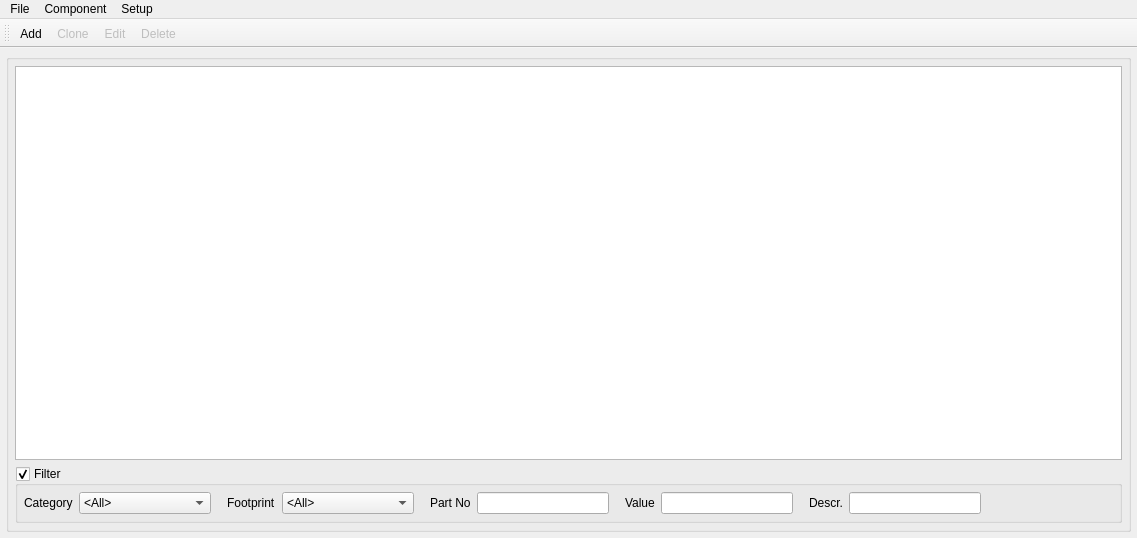
First picture: the form in main_window.ui, repository MikaelStrom/compdb, before the edit.
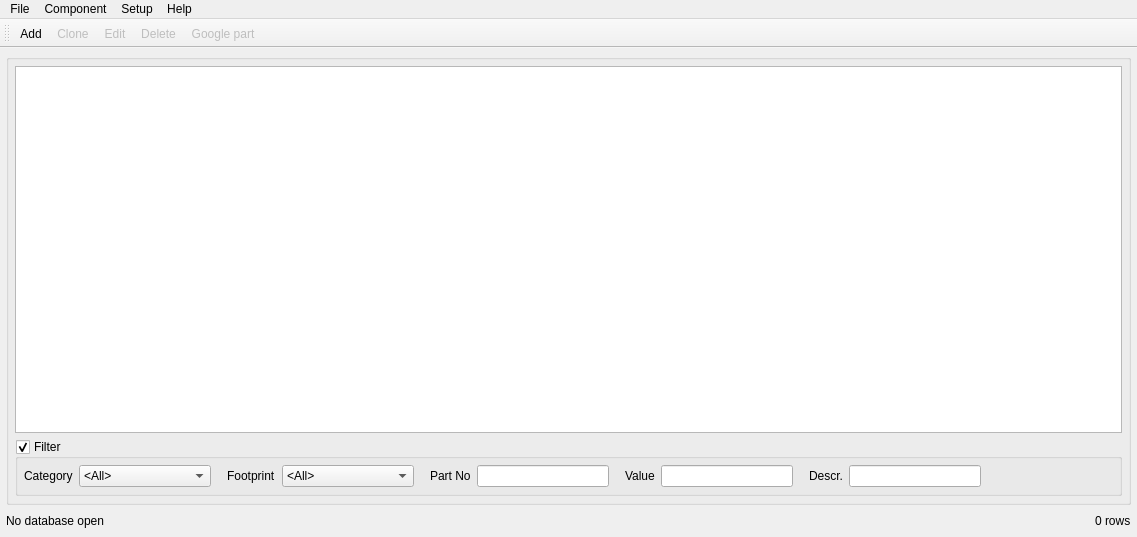
Second picture: the form after the edit. Icons and pictures are not drawn.

What changed in the file:
```diff
--- a/main_window.ui
+++ b/main_window.ui
@@ -7,7 +7,7 @@
     <x>0</x>
     <y>0</y>
     <width>1137</width>
-    <height>538</height>
+    <height>537</height>
    </rect>
   </property>
   <property name="sizePolicy">
@@ -22,7 +22,7 @@
   <widget class="QWidget" name="centralWidget">
    <layout class="QVBoxLayout" name="verticalLayout">
     <property name="spacing">
-     <number>24</number>
+     <number>6</number>
     </property>
     <property name="leftMargin">
      <number>6</number>
@@ -45,6 +45,9 @@
        <string/>
       </property>
       <layout class="QVBoxLayout" name="verticalLayout_2">
+       <property name="spacing">
+        <number>6</number>
+       </property>
        <property name="leftMargin">
         <number>6</number>
        </property>
@@ -112,6 +115,9 @@
           <bool>true</bool>
          </property>
          <layout class="QHBoxLayout" name="horizontalLayout_3">
+          <property name="spacing">
+           <number>-1</number>
+          </property>
           <property name="sizeConstraint">
            <enum>QLayout::SetMinimumSize</enum>
           </property>
@@ -377,6 +383,40 @@
       </layout>
      </widget>
     </item>
+    <item>
+     <layout class="QHBoxLayout" name="horizontalLayout">
+      <property name="spacing">
+       <number>0</number>
+      </property>
+      <item>
+       <widget class="QLabel" name="lb_db">
+        <property name="text">
+         <string>No database open</string>
+        </property>
+       </widget>
+      </item>
+      <item>
+       <spacer name="horizontalSpacer_2">
+        <property name="orientation">
+         <enum>Qt::Horizontal</enum>
+        </property>
+        <property name="sizeHint" stdset="0">
+         <size>
+          <width>40</width>
+          <height>20</height>
+         </size>
+        </property>
+       </spacer>
+      </item>
+      <item>
+       <widget class="QLabel" name="lb_rows">
+        <property name="text">
+         <string>0 rows</string>
+        </property>
+       </widget>
+      </item>
+     </layout>
+    </item>
    </layout>
   </widget>
   <widget class="QMenuBar" name="menuBar">
@@ -417,10 +457,20 @@
     <addaction name="action_clone"/>
     <addaction name="action_edit"/>
     <addaction name="action_delete"/>
+    <addaction name="separator"/>
+    <addaction name="action_google"/>
+   </widget>
+   <widget class="QMenu" name="menuAbout">
+    <property name="title">
+     <string>Help</string>
+    </property>
+    <addaction name="action_help"/>
+    <addaction name="action_about"/>
    </widget>
    <addaction name="menuFile"/>
    <addaction name="menuComponent"/>
    <addaction name="menuEdit"/>
+   <addaction name="menuAbout"/>
   </widget>
   <widget class="QToolBar" name="toolBar">
    <property name="enabled">
@@ -439,6 +489,7 @@
    <addaction name="action_clone"/>
    <addaction name="action_edit"/>
    <addaction name="action_delete"/>
+   <addaction name="action_google"/>
   </widget>
   <action name="action_open">
    <property name="text">
@@ -554,6 +605,30 @@
     <string>Close database</string>
    </property>
   </action>
+  <action name="action_google">
+   <property name="enabled">
+    <bool>false</bool>
+   </property>
+   <property name="text">
+    <string>Google part</string>
+   </property>
+   <property name="toolTip">
+    <string>Open browser and Google part + Supplier</string>
+   </property>
+   <property name="shortcut">
+    <string>Ctrl+G</string>
+   </property>
+  </action>
+  <action name="action_help">
+   <property name="text">
+    <string>Help (web-link)</string>
+   </property>
+  </action>
+  <action name="action_about">
+   <property name="text">
+    <string>About</string>
+   </property>
+  </action>
  </widget>
  <layoutdefault spacing="6" margin="11"/>
  <resources/>
```
Left out of the diff: 24 changed lines with no effect on the pictures.
